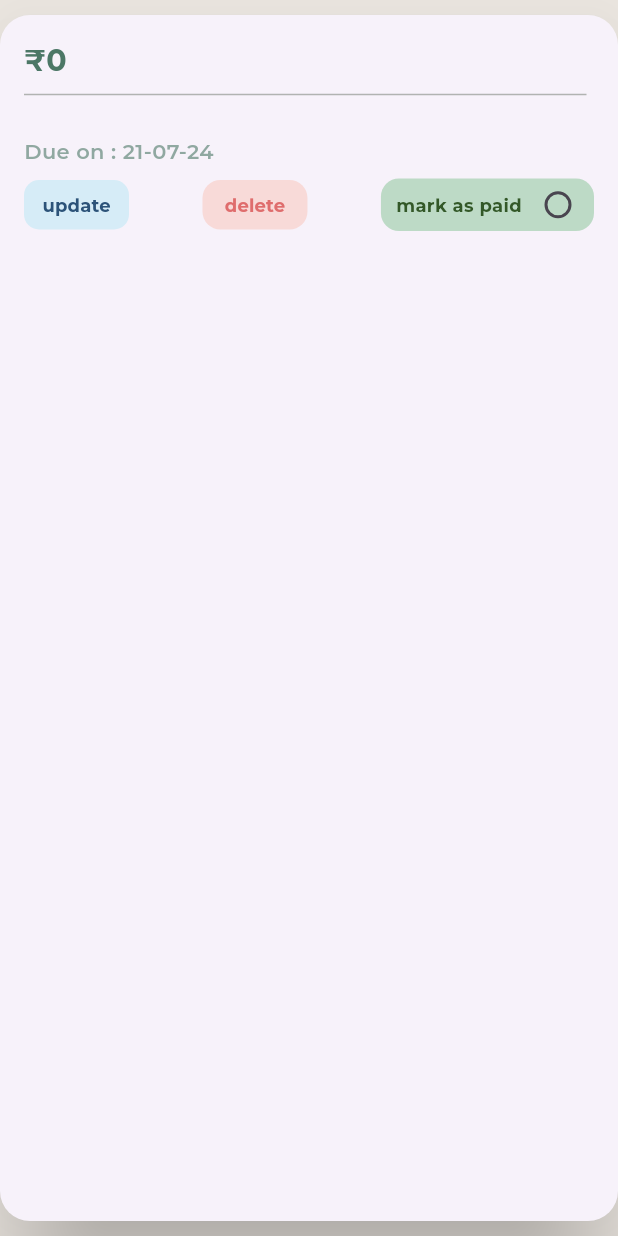
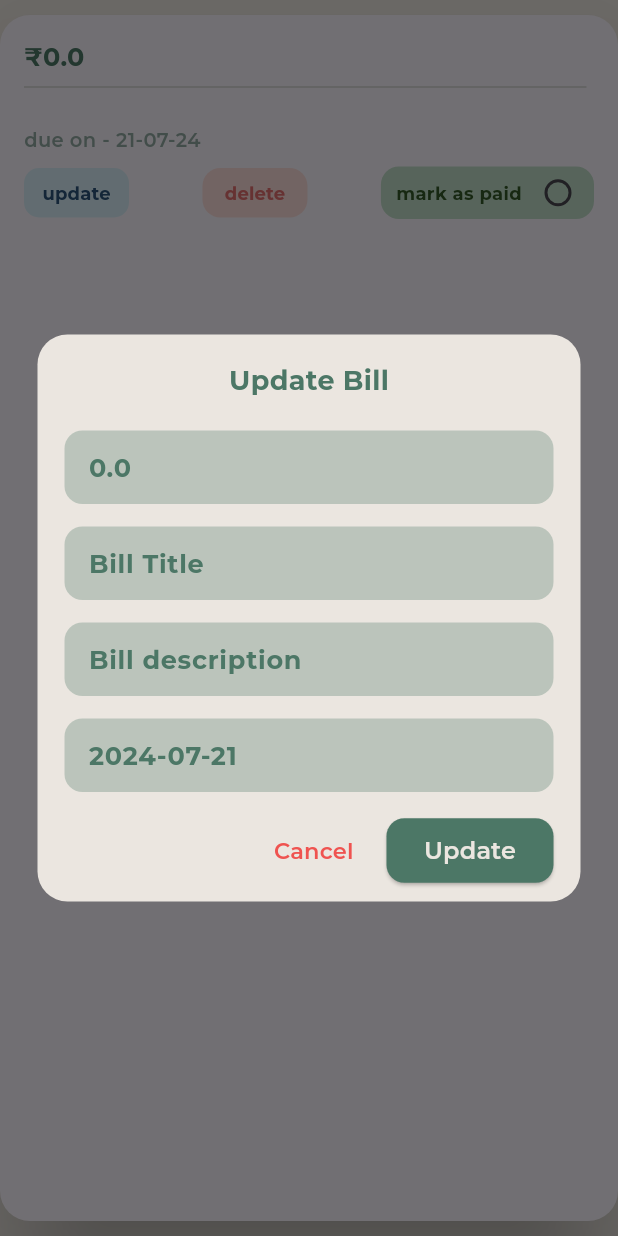
Before and after one commit to laiz-in/finmate, a Flutter app: the BillCard widget shown alone on an empty page, opened directly with empty values, after a tap on "update", on a phone screen of 412 x 824 dp. Run offline on Flutter 3.47's test engine with Material 3 defaults, Android fonts, the phone set to English and light mode, and no system bars; our stand-ins replace awesome_snackbar_content, bloc, cloud_firestore, connectivity_plus, equatable, firebase_auth and 6 more; accounts and stored records are empty; generated files the repository leaves out were written again.

Commit message:
added update the bill feature

```diff
--- a/lib/Widgets/bills/all_bills_screen.dart
+++ b/lib/Widgets/bills/all_bills_screen.dart
@@ -37,17 +37,17 @@ class _AllBillsState extends State<AllBills> with SingleTickerProviderStateMixin
         child: AppBar(
           scrolledUnderElevation: 0,
           elevation: 0,
-          toolbarHeight: 90,
+          toolbarHeight: 50,
           iconTheme: IconThemeData(
             color: Theme.of(context).cardColor,
             size: 30,
           ),
           backgroundColor: Theme.of(context).primaryColor,
           title: Text(
-            "Bills to Pay",
+            "Bills",
             style: GoogleFonts.montserrat(
               color: Theme.of(context).cardColor,
-              fontSize: 20,
+              fontSize: 19,
               fontWeight: FontWeight.w600,
             ),
           ),
@@ -61,7 +61,7 @@ class _AllBillsState extends State<AllBills> with SingleTickerProviderStateMixin
             labelColor: Theme.of(context).cardColor,
             unselectedLabelColor: Colors.grey,
             indicatorColor: Theme.of(context).cardColor,
-            labelStyle: GoogleFonts.montserrat(fontWeight: FontWeight.bold, fontSize: 17),
+            labelStyle: GoogleFonts.montserrat(fontWeight: FontWeight.w600, fontSize: 17),
             unselectedLabelStyle: GoogleFonts.montserrat(fontWeight: FontWeight.w600),
           ),
         ),
@@ -115,7 +115,8 @@ class _AllBillsState extends State<AllBills> with SingleTickerProviderStateMixin
         }
         final bills = snapshot.data?.docs ?? [];
         if (bills.isEmpty) {
-          return Center(child: Text(isPaid == null ? "No bills." : (isPaid ? "No paid bills." : "No upcoming bills."), style: TextStyle(color: Theme.of(context).cardColor)));
+          return Center(child: Text(isPaid == null ? "No bills." : (isPaid ? "Oh! no paid bills" : "Oh! no upcoming bills."),
+          style: GoogleFonts.montserrat(fontSize:20, fontWeight: FontWeight.w600  ,color:  Theme.of(context).cardColor.withOpacity(0.5))));
         }
         return ListView.builder(
           padding: EdgeInsets.all(15.0),
--- a/lib/Widgets/bills/bill_card.dart
+++ b/lib/Widgets/bills/bill_card.dart
@@ -5,6 +5,8 @@ import 'package:intl/intl.dart';
 
 import '../../ui/error_snackbar.dart';
 import '../../ui/succes_snackbar.dart';
+import 'update_bill.dart';
+
 
 class BillCard extends StatefulWidget {
   final DocumentSnapshot bill;
@@ -17,6 +19,7 @@ class BillCard extends StatefulWidget {
 }
 
 class _BillCardState extends State<BillCard> {
+
   bool isPaid = false;
 
   @override
@@ -48,7 +51,7 @@ class _BillCardState extends State<BillCard> {
           elevation: 15,
           title: Center(
             child: Text(
-              'Are you sure you want to delete this bill?',
+              'You want to delete this bill?',
               textAlign: TextAlign.center,
               style: GoogleFonts.montserrat(
                 color: Color.fromARGB(255, 197, 81, 73),
@@ -115,14 +118,12 @@ class _BillCardState extends State<BillCard> {
     );
   }
 
-  void _updateBill() {
-    // Implement update functionality
-  }
 
   @override
   Widget build(BuildContext context) {
     final dueDate = widget.bill['billDueDate']?.toDate();
     final formattedDueDate = dueDate != null ? DateFormat('dd-MM-yy').format(dueDate) : 'No date';
+    final userId;
 
     return Card(
       elevation: 32,
@@ -141,7 +142,7 @@ class _BillCardState extends State<BillCard> {
                 Text(
                   '₹${widget.bill['billAmount'] ?? '0.00'}',
                   style: GoogleFonts.montserrat(
-                    fontSize: 20,
+                    fontSize: 17,
                     color: Theme.of(context).cardColor,
                     fontWeight: FontWeight.bold,
                   ),
@@ -150,26 +151,26 @@ class _BillCardState extends State<BillCard> {
                 Text(
               widget.bill['billTitle'] ?? 'No name',
               style: GoogleFonts.montserrat(
-                fontSize: 20,
+                fontSize: 17,
                 color: Theme.of(context).cardColor.withOpacity(0.7),
-                fontWeight: FontWeight.bold,
+                fontWeight: FontWeight.w600,
               ),
             ),
             ],
             ),
-            Divider(color: Color.fromARGB(255, 177, 179, 177),endIndent: 5,),
+            Divider(color: Color.fromARGB(255, 209, 211, 209),endIndent: 5,),
             Text(
               widget.bill['billDescription'] ?? 'No description',
               style: GoogleFonts.montserrat(
                 fontWeight: FontWeight.w600,
-                fontSize: 14,
+                fontSize: 13,
                 color: Theme.of(context).cardColor.withOpacity(0.6),
               ),
             ),
             Text(
-              'Due on : $formattedDueDate',
+              'due on - $formattedDueDate',
               style: GoogleFonts.montserrat(
-                fontSize: 14,
+                fontSize: 13,
                 fontWeight: FontWeight.w600 ,
                 color: Theme.of(context).cardColor.withOpacity(0.6),
               ),
@@ -193,7 +194,18 @@ class _BillCardState extends State<BillCard> {
                       minimumSize: Size(70, 30),
                       tapTargetSize: MaterialTapTargetSize.shrinkWrap,
                     ),
-                    onPressed:_updateBill,
+                  onPressed: () {
+                  showDialog(
+                    context: context,
+                    builder: (context) => Dialog(
+                      backgroundColor: Colors.transparent,
+                      insetPadding: EdgeInsets.all(25),
+                      child: UpdateBillDialog(
+                        bill: widget.bill,
+                      ),
+                    ),
+                  );
+                },
                     child: Text(
                       'update',
                       style: GoogleFonts.montserrat(
--- /dev/null
+++ b/lib/Widgets/bills/update_bill.dart
@@ -0,0 +1,271 @@
+import 'package:cloud_firestore/cloud_firestore.dart';
+import 'package:firebase_auth/firebase_auth.dart';
+import 'package:flutter/material.dart';
+import 'package:google_fonts/google_fonts.dart';
+
+import '../../ui/error_snackbar.dart';
+import '../../ui/succes_snackbar.dart';
+
+class UpdateBillDialog extends StatefulWidget {
+  final DocumentSnapshot bill;
+
+  UpdateBillDialog({required this.bill, Key? key}) : super(key: key);
+
+  @override
+  _UpdateBillDialogState createState() => _UpdateBillDialogState();
+}
+
+class _UpdateBillDialogState extends State<UpdateBillDialog> {
+  final _formKey = GlobalKey<FormState>();
+  late String _billTitle;
+  late double _billAmount;
+  late String _billDescription;
+  DateTime? _billDueDate;
+  final TextEditingController _dateController = TextEditingController();
+
+  @override
+  void initState() {
+    super.initState();
+    _billTitle = widget.bill['billTitle'];
+    _billAmount = widget.bill['billAmount'];
+    _billDescription = widget.bill['billDescription'];
+    _billDueDate = widget.bill['billDueDate']?.toDate();
+    _dateController.text = _billDueDate != null
+        ? "${_billDueDate!.toLocal()}".split(' ')[0]
+        : "due date";
+  }
+
+  Future<void> _selectDate(BuildContext context) async {
+    final DateTime? pickedDate = await showDatePicker(
+      context: context,
+      initialDate: _billDueDate ?? DateTime.now(),
+      firstDate: DateTime(2000),
+      lastDate: DateTime(2101),
+    );
+    if (pickedDate != null && pickedDate != _billDueDate) {
+      setState(() {
+        _billDueDate = pickedDate;
+        _dateController.text = "${pickedDate.toLocal()}".split(' ')[0];
+      });
+    }
+  }
+
+  @override
+  Widget build(BuildContext context) {
+    return Container(
+      padding: EdgeInsets.symmetric(horizontal: 18.0, vertical: 10.0),
+      decoration: BoxDecoration(
+        color: Theme.of(context).primaryColor,
+        borderRadius: BorderRadius.all(Radius.circular(20)),
+      ),
+      child: Form(
+        key: _formKey,
+        child: Column(
+          mainAxisSize: MainAxisSize.min,
+          children: <Widget>[
+            Padding(
+              padding: const EdgeInsets.fromLTRB(5, 8, 5, 20),
+              child: Text(
+                'Update Bill',
+                style: GoogleFonts.montserrat(
+                  fontSize: 18,
+                  color: Theme.of(context).cardColor,
+                  fontWeight: FontWeight.w700,
+                ),
+              ),
+            ),
+            TextFormField(
+              initialValue: _billAmount.toString(),
+              cursorColor: Theme.of(context).cardColor.withOpacity(0.4),
+              style: GoogleFonts.montserrat(
+                color: Theme.of(context).cardColor,
+                fontSize: 17,
+                fontWeight: FontWeight.w700,
+              ),
+              decoration: InputDecoration(
+                floatingLabelBehavior: FloatingLabelBehavior.never,
+                labelText: '0.00',
+                labelStyle: GoogleFonts.montserrat(
+                  fontSize: 17,
+                  color: Theme.of(context).cardColor,
+                  fontWeight: FontWeight.w600,
+                ),
+                filled: true,
+                fillColor: Theme.of(context).cardColor.withOpacity(0.3),
+                border: OutlineInputBorder(
+                  borderRadius: BorderRadius.all(Radius.circular(12.0)),
+                  borderSide: BorderSide.none,
+                ),
+                contentPadding: EdgeInsets.symmetric(vertical: 12.0, horizontal: 12.0),
+              ),
+              keyboardType: TextInputType.number,
+              validator: (value) {
+                if (value == null || value.isEmpty) {
+                  return 'Please enter an amount';
+                }
+                try {
+                  _billAmount = double.parse(value);
+                } catch (e) {
+                  return 'Please enter a valid number';
+                }
+                return null;
+              },
+            ),
+            SizedBox(height: 15),
+            TextFormField(
+              initialValue: _billTitle,
+              style: GoogleFonts.montserrat(
+                color: Theme.of(context).cardColor,
+                fontSize: 17,
+                fontWeight: FontWeight.w700,
+              ),
+              decoration: InputDecoration(
+                hintText: 'Bill Title',
+                hintStyle: GoogleFonts.montserrat(
+                  fontSize: 17,
+                  color: Theme.of(context).cardColor,
+                  fontWeight: FontWeight.w700,
+                ),
+                filled: true,
+                fillColor: Theme.of(context).cardColor.withOpacity(0.3),
+                border: OutlineInputBorder(
+                  borderRadius: BorderRadius.all(Radius.circular(12.0)),
+                  borderSide: BorderSide.none,
+                ),
+                contentPadding: EdgeInsets.symmetric(vertical: 12.0, horizontal: 12.0),
+              ),
+              validator: (value) {
+                if (value == null || value.isEmpty) {
+                  return 'Please enter a title';
+                }
+                _billTitle = value;
+                return null;
+              },
+            ),
+            SizedBox(height: 15),
+            TextFormField(
+              initialValue: _billDescription,
+              style: GoogleFonts.montserrat(
+                color: Theme.of(context).cardColor,
+                fontSize: 17,
+                fontWeight: FontWeight.w700,
+              ),
+              decoration: InputDecoration(
+                hintText: 'Bill description',
+                hintStyle: GoogleFonts.montserrat(
+                  fontSize: 17,
+                  color: Theme.of(context).cardColor,
+                  fontWeight: FontWeight.w700,
+                ),
+                filled: true,
+                fillColor: Theme.of(context).cardColor.withOpacity(0.3),
+                border: OutlineInputBorder(
+                  borderRadius: BorderRadius.all(Radius.circular(12.0)),
+                  borderSide: BorderSide.none,
+                ),
+                contentPadding: EdgeInsets.symmetric(vertical: 12.0, horizontal: 12.0),
+              ),
+              validator: (value) {
+                if (value == null || value.isEmpty) {
+                  return 'Please enter a description';
+                }
+                _billDescription = value;
+                return null;
+              },
+            ),
+            SizedBox(height: 15),
+            TextFormField(
+              style: GoogleFonts.montserrat(
+                color: Theme.of(context).cardColor,
+                fontSize: 17,
+                fontWeight: FontWeight.w700,
+              ),
+              decoration: InputDecoration(
+                hintText: 'Select Due Date',
+                filled: true,
+                fillColor: Theme.of(context).cardColor.withOpacity(0.3),
+                border: OutlineInputBorder(
+                  borderRadius: BorderRadius.all(Radius.circular(12.0)),
+                  borderSide: BorderSide.none,
+                ),
+                contentPadding: EdgeInsets.symmetric(vertical: 12.0, horizontal: 12.0),
+              ),
+              controller: _dateController,
+              readOnly: true,
+              onTap: () => _selectDate(context),
+              validator: (value) {
+                if (value == null || value.isEmpty) {
+                  return 'Please select a date';
+                }
+                return null;
+              },
+            ),
+            SizedBox(height: 15),
+            Row(
+              mainAxisAlignment: MainAxisAlignment.end,
+              children: [
+                TextButton(
+                  child: Text(
+                    'Cancel',
+                    style: GoogleFonts.montserrat(
+                      fontSize: 15,
+                      fontWeight: FontWeight.w600,
+                      color: Colors.red.shade400,
+                    ),
+                  ),
+                  onPressed: () {
+                    Navigator.of(context).pop();
+                  },
+                ),
+                SizedBox(width: 10),
+                ElevatedButton(
+                  style: ElevatedButton.styleFrom(
+                    backgroundColor: Theme.of(context).cardColor,
+                    shape: RoundedRectangleBorder(
+                      borderRadius: BorderRadius.circular(12.0),
+                    ),
+                    padding: EdgeInsets.symmetric(vertical: 10.0, horizontal: 25.0),
+                  ),
+                  child: Text(
+                    'Update',
+                    style: GoogleFonts.montserrat(
+                      fontSize: 16,
+                      color: Theme.of(context).primaryColor,
+                      fontWeight: FontWeight.w600,
+                    ),
+                  ),
+                  onPressed: () async {
+                    if (_formKey.currentState!.validate()) {
+                      final user = FirebaseAuth.instance.currentUser;
+                      if (user != null) {
+                        try {
+                          await FirebaseFirestore.instance
+                              .collection("users")
+                              .doc(user.uid)
+                              .collection("bills")
+                              .doc(widget.bill.id)
+                              .update({
+                                'billTitle': _billTitle,
+                                'billAmount': _billAmount,
+                                'billDueDate': _billDueDate,
+                                'billDescription': _billDescription,
+                              });
+                          successSnackbar(context, 'Bill updated successfully!');
+                          Navigator.of(context).pop();
+                        } catch (e) {
+                          errorSnackbar(context, 'Error updating bill: $e');
+                        }
+                      } else {
+                        errorSnackbar(context, 'User not logged in!');
+                      }
+                    }
+                  },
+                ),
+              ],
+            ),
+          ],
+        ),
+      ),
+    );
+  }
+}
--- a/lib/Widgets/home_screen.dart
+++ b/lib/Widgets/home_screen.dart
@@ -272,7 +272,7 @@ Widget _titleCard(context, double? totalSpending, double? todaySpending){
                           Column(
                             children: [
                               IconButton(
-                                icon: Icon(Icons.receipt,color: Theme.of(context).cardColor),
+                                icon: Icon(Icons.arrow_drop_up_sharp,color: Theme.of(context).cardColor),
                               onPressed: () {
                               Navigator.pushNamed(context, '/AllBillsScreen');
                               },
--- a/pubspec.yaml
+++ b/pubspec.yaml
@@ -52,6 +52,7 @@ dependencies:
   connectivity_plus: ^5.0.0
   fl_chart: ^0.68.0
   device_info_plus: ^10.1.0
+  cupertino_icons: ^1.0.5
 
 
 
```
